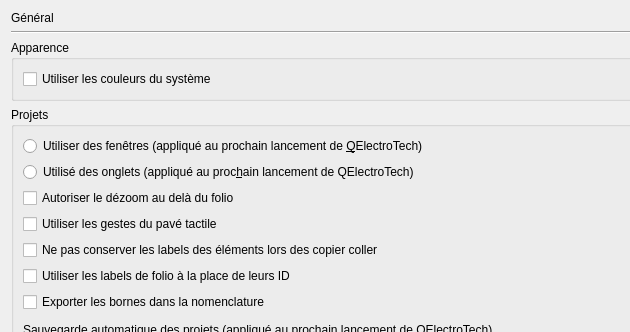
This is sources/ui/configpage/generalconfigurationpage.ui in qelectrotech/qelectrotech-source-mirror as Qt 5 draws it before an edit; both pictures show x 0 to 630 and y 0 to 332 of the 916 by 747 pixel window. The edited form follows.
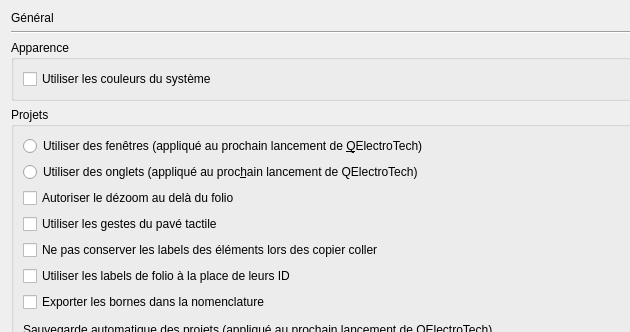
This is the edited form.

```diff
--- a/sources/ui/configpage/generalconfigurationpage.ui
+++ b/sources/ui/configpage/generalconfigurationpage.ui
@@ -81,7 +81,7 @@
       <item row="1" column="0">
        <widget class="QRadioButton" name="m_use_tab_mode_rb">
         <property name="text">
-         <string>Utilisé des onglets (appliqué au proc&amp;hain lancement de QElectroTech)</string>
+         <string>Utiliser des onglets (appliqué au proc&amp;hain lancement de QElectroTech)</string>
         </property>
        </widget>
       </item>
```
